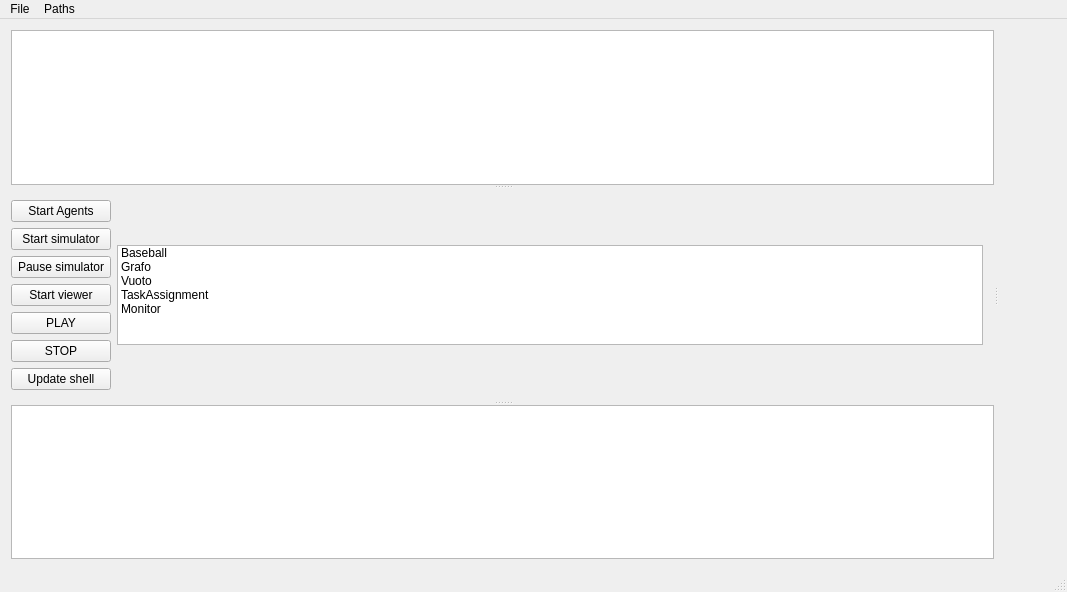
First picture: the form in launcher/mainwindow.ui, repository MirkoFerrati/Ascari, before the edit.
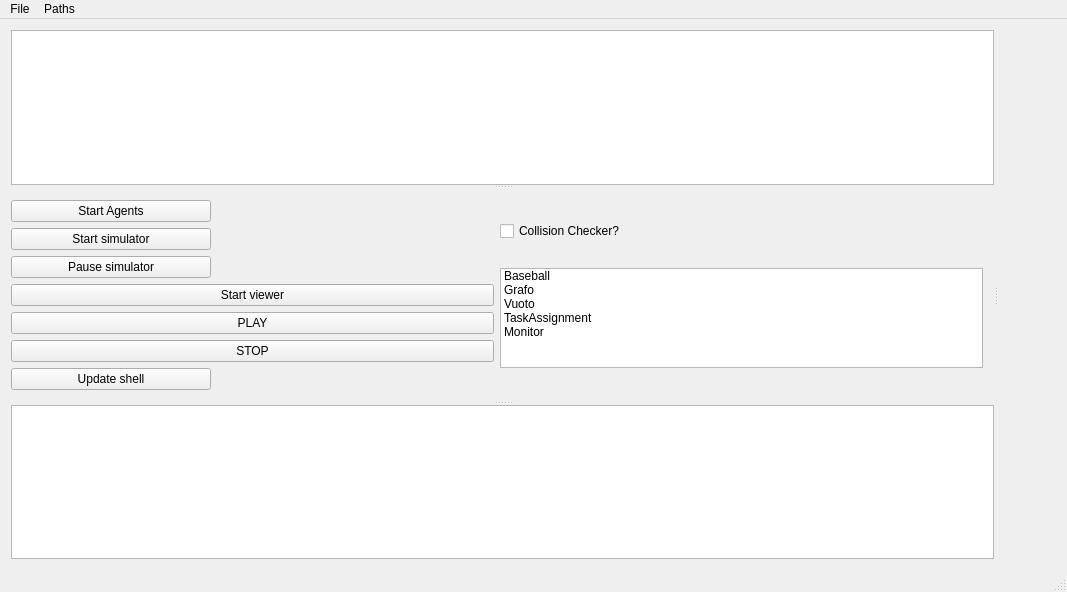
Second picture: the form after the edit.

Commit message: Checkbox per abilitare o no il collision checker

```diff
--- a/launcher/mainwindow.ui
+++ b/launcher/mainwindow.ui
@@ -66,7 +66,7 @@
         </property>
        </widget>
        <widget class="QWidget" name="horizontalLayoutWidget">
-        <layout class="QHBoxLayout" name="horizontalLayout_2" stretch="0,1">
+        <layout class="QHBoxLayout" name="horizontalLayout_2" stretch="0,0">
          <property name="sizeConstraint">
           <enum>QLayout::SetMaximumSize</enum>
          </property>
@@ -74,7 +74,7 @@
           <number>0</number>
          </property>
          <item>
-          <layout class="QVBoxLayout" name="verticalLayout_2" stretch="1,1,1,1,1">
+          <layout class="QVBoxLayout" name="verticalLayout_2" stretch="1,1,1,1,1,0,0">
            <property name="sizeConstraint">
             <enum>QLayout::SetMaximumSize</enum>
            </property>
@@ -217,6 +217,15 @@
           </layout>
          </item>
          <item>
+          <layout class="QVBoxLayout" name="verticalLayout">
+           <item>
+            <widget class="QCheckBox" name="collisionEnabler">
+             <property name="text">
+              <string>Collision Checker?</string>
+             </property>
+            </widget>
+           </item>
+           <item>
           <widget class="QListWidget" name="selectViewType">
            <property name="sizePolicy">
             <sizepolicy hsizetype="Expanding" vsizetype="Expanding">
@@ -262,6 +271,8 @@
             </property>
            </item>
           </widget>
+           </item>
+          </layout>
          </item>
         </layout>
        </widget>
```
Lines whose indentation alone changed are shown as unchanged. The commit also changes 2 other files.
